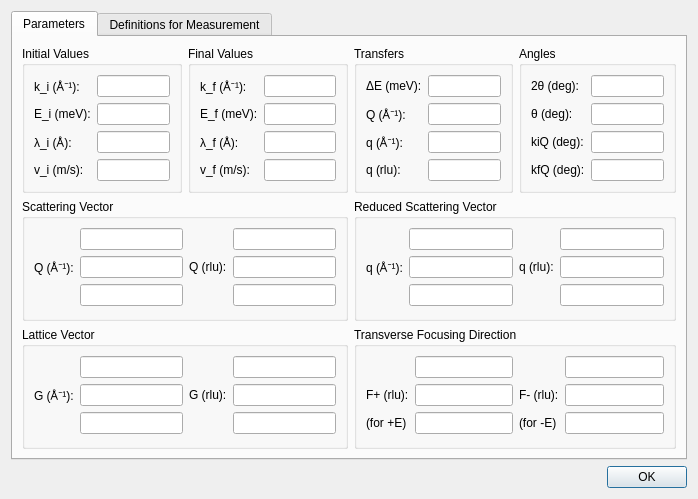
Old version of the form ui/recip_params.ui in the repository tweber-ill/frm_mirror-takin1.
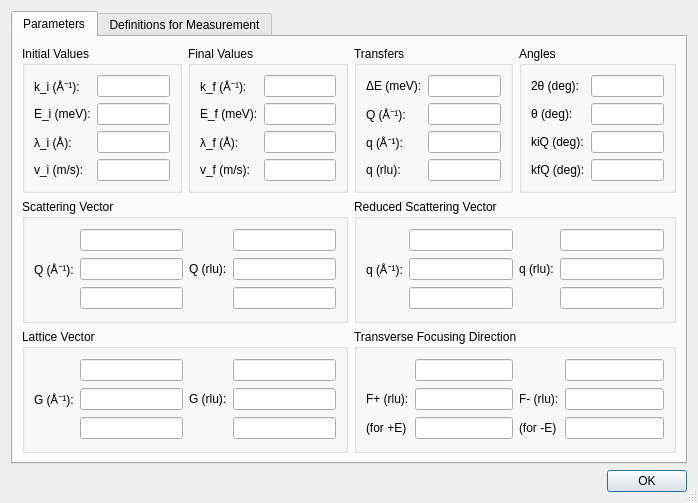
New version of the form.

What changed in the file:
```diff
--- a/ui/recip_params.ui
+++ b/ui/recip_params.ui
@@ -7,12 +7,15 @@
     <x>0</x>
     <y>0</y>
     <width>698</width>
-    <height>499</height>
+    <height>503</height>
    </rect>
   </property>
   <property name="windowTitle">
    <string>Reciprocal Space Parameters</string>
   </property>
+  <property name="sizeGripEnabled">
+   <bool>true</bool>
+  </property>
   <layout class="QGridLayout" name="gridLayout_7">
    <item row="0" column="0">
     <widget class="QTabWidget" name="tabWidget">
```
